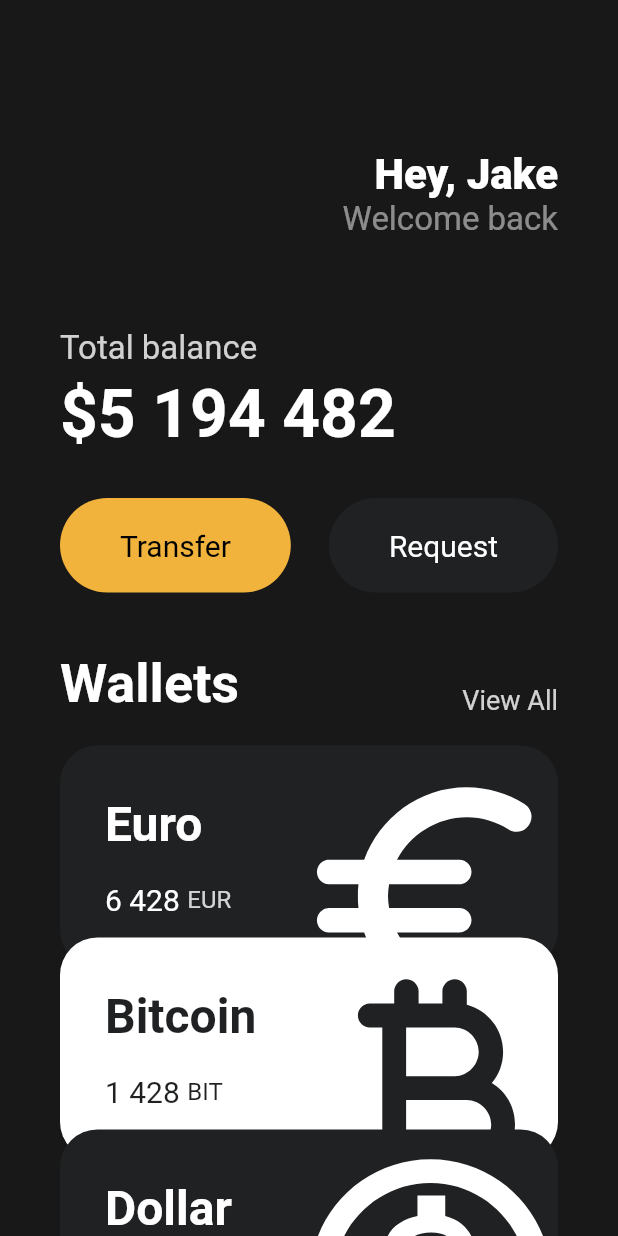
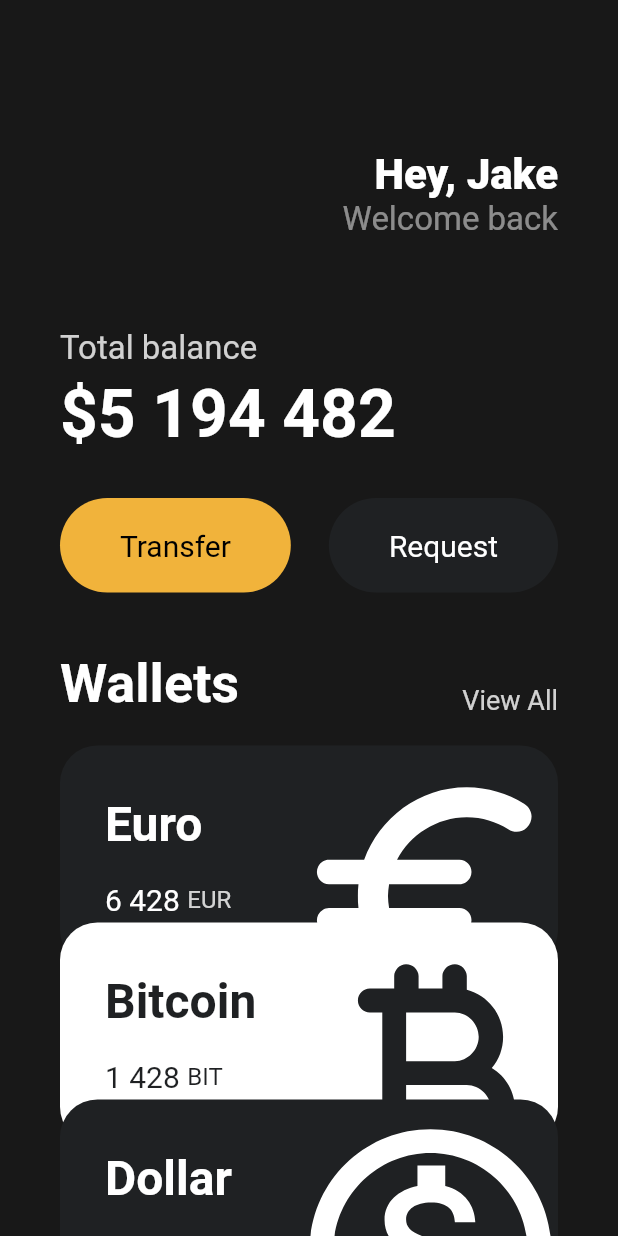
Before and after one commit to Jakezo/toonflix, a Flutter app: the screen it shows after launch, on a phone screen of 412 x 824 dp. Run offline on Flutter 3.47's test engine with Material 2 defaults, Android fonts, the phone set to English and light mode, and no system bars.

```diff
--- a/lib/main.dart
+++ b/lib/main.dart
@@ -121,26 +121,23 @@ class MyApp extends StatelessWidget {
                   amount: '6 428',
                   icon: Icons.euro_rounded,
                   isInverted: false,
+                  order: 1,
                 ),
-                Transform.translate(
-                  offset: const Offset(0, -20),
-                  child: const CurrencyCard(
+                const CurrencyCard(
                   name: 'Bitcoin',
                   code: 'BIT',
                   amount: '1 428',
                   icon: Icons.currency_bitcoin_rounded,
                   isInverted: true,
+                  order: 2,
                 ),
-                ),
-                Transform.translate(
-                  offset: const Offset(0, -40),
-                  child: const CurrencyCard(
+                const CurrencyCard(
                   name: 'Dollar',
                   code: 'USD',
                   amount: '55 622',
                   icon: Icons.monetization_on_outlined,
                   isInverted: false,
-                  ),
+                  order: 3,
                 ),
               ],
             ),
--- a/lib/widgets/currency_card.dart
+++ b/lib/widgets/currency_card.dart
@@ -4,7 +4,7 @@ class CurrencyCard extends StatelessWidget {
   final String name, code, amount;
   final IconData icon;
   final bool isInverted;
-
+  final int order;
   final _blackColor = const Color(0xFF1F2123);
 
   const CurrencyCard({
@@ -14,11 +14,15 @@ class CurrencyCard extends StatelessWidget {
     required this.amount,
     required this.icon,
     required this.isInverted,
+    required this.order,
   });
 
   @override
   Widget build(BuildContext context) {
-    return Container(
+    double offsetNum = (order - 1) * (-30);
+    return Transform.translate(
+      offset: Offset(0, offsetNum),
+      child: Container(
         clipBehavior: Clip.hardEdge,
         decoration: BoxDecoration(
           color: isInverted ? Colors.white : _blackColor,
@@ -85,6 +89,7 @@ class CurrencyCard extends StatelessWidget {
             ],
           ),
         ),
+      ),
     );
   }
 }
```
Lines whose indentation alone changed are shown as unchanged.
